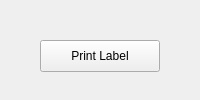
The window that mainwindow.ui (we6jbo/CoinFlipper) describes before a commit, drawn with Qt 5.
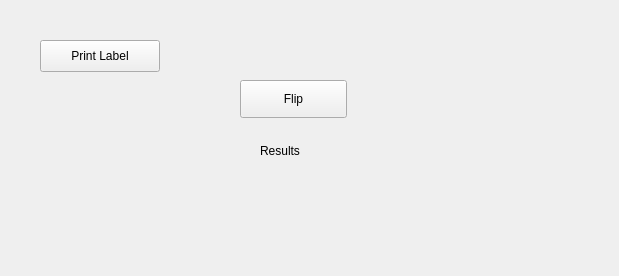
The same window after the commit.

Diff of the .ui file:
```diff
--- a/mainwindow.ui
+++ b/mainwindow.ui
@@ -2,10 +2,53 @@
 <ui version="4.0">
  <class>MainWindow</class>
  <widget class="QMainWindow" name="MainWindow">
+  <property name="geometry">
+   <rect>
+    <x>0</x>
+    <y>0</y>
+    <width>619</width>
+    <height>276</height>
+   </rect>
+  </property>
   <widget class="QWidget" name="centralwidget">
    <widget class="QPushButton" name="printButton">
-    <property name="geometry"><rect><x>40</x><y>40</y><width>120</width><height>32</height></rect></property>
-    <property name="text"><string>Print Label</string></property>
+    <property name="geometry">
+     <rect>
+      <x>40</x>
+      <y>40</y>
+      <width>120</width>
+      <height>32</height>
+     </rect>
+    </property>
+    <property name="text">
+     <string>Print Label</string>
+    </property>
+   </widget>
+   <widget class="QPushButton" name="button">
+    <property name="geometry">
+     <rect>
+      <x>240</x>
+      <y>80</y>
+      <width>107</width>
+      <height>38</height>
+     </rect>
+    </property>
+    <property name="text">
+     <string>Flip</string>
+    </property>
+   </widget>
+   <widget class="QLabel" name="flip">
+    <property name="geometry">
+     <rect>
+      <x>260</x>
+      <y>140</y>
+      <width>71</width>
+      <height>22</height>
+     </rect>
+    </property>
+    <property name="text">
+     <string>Results</string>
+    </property>
    </widget>
   </widget>
  </widget>
```
